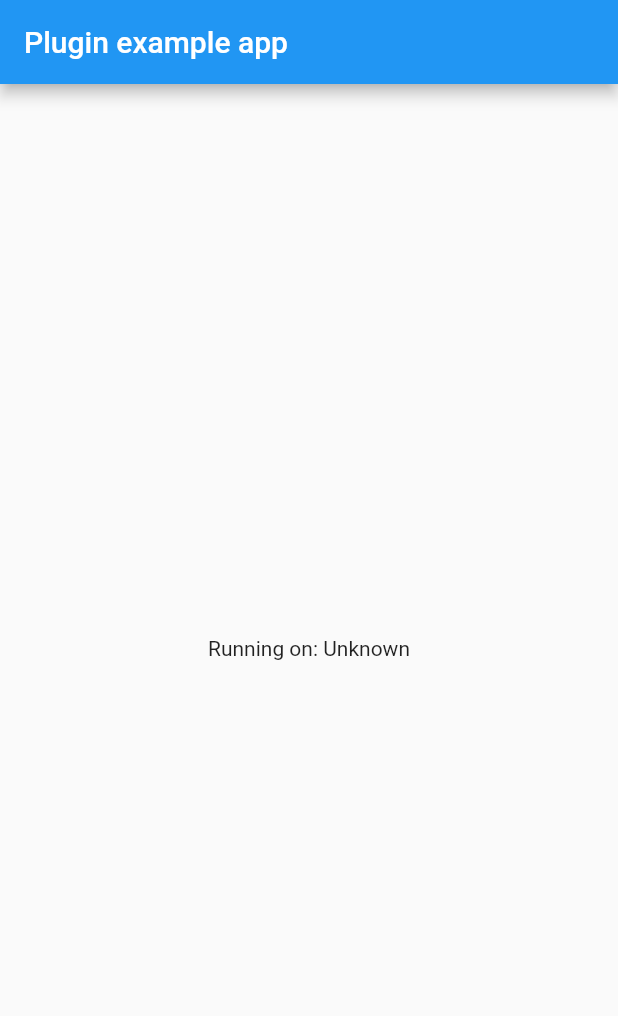
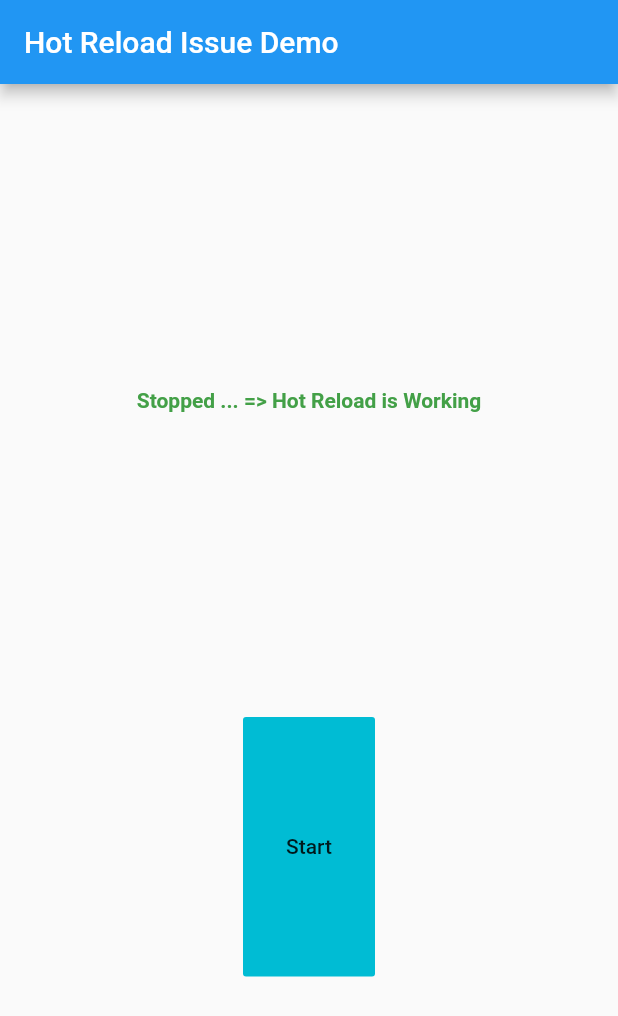
Before and after one commit to gatzsche/flutter-dart-ffi-hotreload-issue, a Flutter app: the screen it shows after launch, on a phone screen of 412 x 824 dp. Shown: the top 1016 px of the screen. Run offline on Flutter 3.47's test engine with Material 2 defaults, Android fonts, the phone set to English and light mode, and no system bars; missing offline and left inert: dart:ffi.

Commit message:
Added code example

```diff
--- a/example/lib/main.dart
+++ b/example/lib/main.dart
@@ -1,7 +1,4 @@
 import 'package:flutter/material.dart';
-import 'dart:async';
-
-import 'package:flutter/services.dart';
 import 'package:flutter_dart_ffi_hotreload_issue/flutter_dart_ffi_hotreload_issue.dart';
 
 void main() {
@@ -14,32 +11,11 @@ class MyApp extends StatefulWidget {
 }
 
 class _MyAppState extends State<MyApp> {
-  String _platformVersion = 'Unknown';
+  bool _isStarted = false;
 
   @override
   void initState() {
     super.initState();
-    initPlatformState();
-  }
-
-  // Platform messages are asynchronous, so we initialize in an async method.
-  Future<void> initPlatformState() async {
-    String platformVersion;
-    // Platform messages may fail, so we use a try/catch PlatformException.
-    try {
-      platformVersion = await FlutterDartFfiHotreloadIssue.platformVersion;
-    } on PlatformException {
-      platformVersion = 'Failed to get platform version.';
-    }
-
-    // If the widget was removed from the tree while the asynchronous platform
-    // message was in flight, we want to discard the reply rather than calling
-    // setState to update our non-existent appearance.
-    if (!mounted) return;
-
-    setState(() {
-      _platformVersion = platformVersion;
-    });
   }
 
   @override
@@ -47,10 +23,43 @@ class _MyAppState extends State<MyApp> {
     return MaterialApp(
       home: Scaffold(
         appBar: AppBar(
-          title: const Text('Plugin example app'),
+          title: const Text('Hot Reload Issue Demo'),
         ),
         body: Center(
-          child: Text('Running on: $_platformVersion\n'),
+          child: Column(
+            children: <Widget>[
+              Expanded(child: Container()),
+              Padding(
+                  padding: EdgeInsets.all(30),
+                  child: Text(
+                    _isStarted
+                        ? 'Running ... => Hot Reload is broken. We need a callback that informs us *before* an hot reload is exectued. In that case we could call stop and interrupt the long running process.'
+                        : 'Stopped ... => Hot Reload is Working',
+                    style: TextStyle(
+                        color: _isStarted ? Colors.red : Colors.green[600],
+                        fontWeight: FontWeight.bold),
+                  )),
+              Expanded(child: Container()),
+              Expanded(
+                  child: FlatButton(
+                      color: Colors.cyan,
+                      onPressed: () async {
+                        if (!_isStarted) {
+                          await FlutterDartFfiHotreloadIssue.start();
+                        } else {
+                          await FlutterDartFfiHotreloadIssue.stop();
+                        }
+
+                        setState(() {
+                          _isStarted = !_isStarted;
+                        });
+
+                        /// Here the long running process is started
+                      },
+                      child: Text(_isStarted ? 'Stop' : 'Start'))),
+              Expanded(child: Container()),
+            ],
+          ),
         ),
       ),
     );
--- a/lib/flutter_dart_ffi_hotreload_issue.dart
+++ b/lib/flutter_dart_ffi_hotreload_issue.dart
@@ -1,13 +1,51 @@
-import 'dart:async';
+import 'dart:ffi';
+import 'dart:io';
+import 'dart:isolate';
 
-import 'package:flutter/services.dart';
+final DynamicLibrary nativeLib = Platform.isIOS
+    ? DynamicLibrary.process()
+    : DynamicLibrary.open("libhot_reload_issue.so");
 
+// #############################################################################
+int Function() ffiStart =
+    nativeLib.lookup<NativeFunction<Int32 Function()>>("start").asFunction();
+
+void Function() ffiStop =
+    nativeLib.lookup<NativeFunction<Void Function()>>("stop").asFunction();
+
+// #############################################################################
 class FlutterDartFfiHotreloadIssue {
-  static const MethodChannel _channel =
-      const MethodChannel('flutter_dart_ffi_hotreload_issue');
+  // ..........................................................................
+  static bool _isStarted = false;
 
-  static Future<String> get platformVersion async {
-    final String version = await _channel.invokeMethod('getPlatformVersion');
-    return version;
+  // ..........................................................................
+  static start() async {
+    ReceivePort receivePort = ReceivePort();
+    await Isolate.spawn(
+      _startIsolate,
+      receivePort.sendPort,
+      paused: false,
+    );
+  }
+
+  // ..........................................................................
+  /// Stops the long running FFI method
+  static stop() {
+    _isStarted = false;
+    ffiStop();
+  }
+
+  // ..........................................................................
+  /// Starts a long running FFI method
+  static _startIsolate(SendPort sendPort) {
+    if (_isStarted) {
+      return;
+    }
+    _isStarted = true;
+
+    print(
+        'Long running isolate => Hot Reload is broken. We need a callback that informs us *before* an hot reload is exectued. In that case we could call stop and interrupt the long running process.');
+    final returnValue = ffiStart();
+    print('Finished with return value $returnValue');
   }
 }
--- a/pubspec.yaml
+++ b/pubspec.yaml
@@ -1,8 +1,7 @@
 name: flutter_dart_ffi_hotreload_issue
 description: A new flutter plugin project.
-version: 0.0.1
+version: 0.0.1+1
 author:
-homepage:
 
 environment:
   sdk: ">=2.7.0 <3.0.0"
@@ -11,6 +10,7 @@ environment:
 dependencies:
   flutter:
     sdk: flutter
+  ffi: ^0.1.3
 
 dev_dependencies:
   flutter_test:
@@ -32,7 +32,6 @@ flutter:
         pluginClass: FlutterDartFfiHotreloadIssuePlugin
       ios:
         pluginClass: FlutterDartFfiHotreloadIssuePlugin
-
   # To add assets to your plugin package, add an assets section, like this:
   # assets:
   #   - images/a_dot_burr.jpeg
@@ -43,7 +42,6 @@ flutter:
   #
   # An image asset can refer to one or more resolution-specific "variants", see
   # https://flutter.dev/assets-and-images/#resolution-aware.
-
   # To add custom fonts to your plugin package, add a fonts section here,
   # in this "flutter" section. Each entry in this list should have a
   # "family" key with the font family name, and a "fonts" key with a
```
Also changed, not shown: example/pubspec.yaml (+2 -6 lines), 9 other files.
